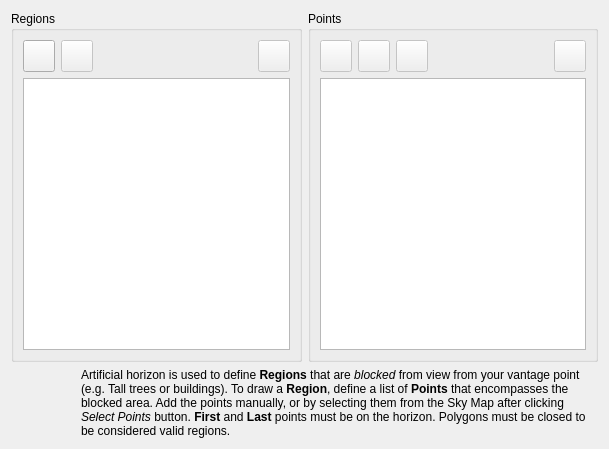
Old version of the form kstars/tools/horizonmanager.ui in the repository KDE/kstars.
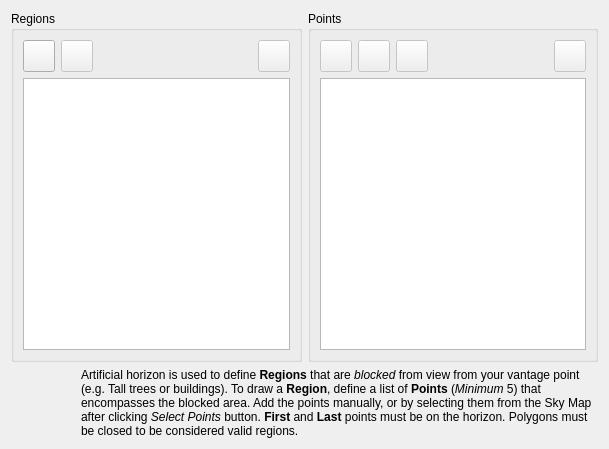
New version of the form.

Commit message: Add minimum 5 points to help text to avoid confusion

```diff
--- a/kstars/tools/horizonmanager.ui
+++ b/kstars/tools/horizonmanager.ui
@@ -303,7 +303,7 @@
      <item>
       <widget class="QLabel" name="label">
        <property name="text">
-        <string>&lt;html&gt;&lt;head/&gt;&lt;body&gt;&lt;p&gt;Artificial horizon is used to define &lt;span style=&quot; font-weight:600;&quot;&gt;Regions&lt;/span&gt; that are &lt;span style=&quot; font-style:italic;&quot;&gt;blocked&lt;/span&gt; from view from your vantage point (e.g. Tall trees or buildings). To draw a &lt;span style=&quot; font-weight:600;&quot;&gt;Region&lt;/span&gt;, define a list of &lt;span style=&quot; font-weight:600;&quot;&gt;Points&lt;/span&gt; that encompasses the blocked area. Add the points manually, or by selecting them from the Sky Map after clicking &lt;span style=&quot; font-style:italic;&quot;&gt;Select Points&lt;/span&gt; button.  &lt;span style=&quot; font-weight:600;&quot;&gt;First&lt;/span&gt; and &lt;span style=&quot; font-weight:600;&quot;&gt;Last&lt;/span&gt; points must be on the horizon. Polygons must be closed to be considered valid regions.&lt;/p&gt;&lt;/body&gt;&lt;/html&gt;</string>
+        <string>&lt;html&gt;&lt;head/&gt;&lt;body&gt;&lt;p&gt;Artificial horizon is used to define &lt;span style=&quot; font-weight:600;&quot;&gt;Regions&lt;/span&gt; that are &lt;span style=&quot; font-style:italic;&quot;&gt;blocked&lt;/span&gt; from view from your vantage point (e.g. Tall trees or buildings). To draw a &lt;span style=&quot; font-weight:600;&quot;&gt;Region&lt;/span&gt;, define a list of &lt;span style=&quot; font-weight:600;&quot;&gt;Points&lt;/span&gt; (&lt;span style=&quot; font-style:italic;&quot;&gt;Minimum&lt;/span&gt; 5) that encompasses the blocked area. Add the points manually, or by selecting them from the Sky Map after clicking &lt;span style=&quot; font-style:italic;&quot;&gt;Select Points&lt;/span&gt; button. &lt;span style=&quot; font-weight:600;&quot;&gt;First&lt;/span&gt; and &lt;span style=&quot; font-weight:600;&quot;&gt;Last&lt;/span&gt; points must be on the horizon. Polygons must be closed to be considered valid regions.&lt;/p&gt;&lt;/body&gt;&lt;/html&gt;</string>
        </property>
        <property name="wordWrap">
         <bool>true</bool>
```
